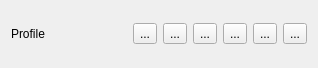
Qt form qrouting/ui/raw/profile_widget.ui (gis-ops/holladiewaldfee) before a commit.
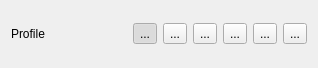
The same form after that commit. Icons and pictures are not drawn.

Commit message: added table item movers and basic profile selection

```diff
--- a/qrouting/ui/raw/profile_widget.ui
+++ b/qrouting/ui/raw/profile_widget.ui
@@ -28,6 +28,15 @@
        <property name="text">
         <string>...</string>
        </property>
+       <property name="checkable">
+        <bool>true</bool>
+       </property>
+       <property name="checked">
+        <bool>true</bool>
+       </property>
+       <attribute name="buttonGroup">
+        <string notr="true">profile_buttons</string>
+       </attribute>
       </widget>
      </item>
      <item>
```
Left out of the diff: 36 changed lines with no effect on the pictures. The commit also changes 5 other files.
